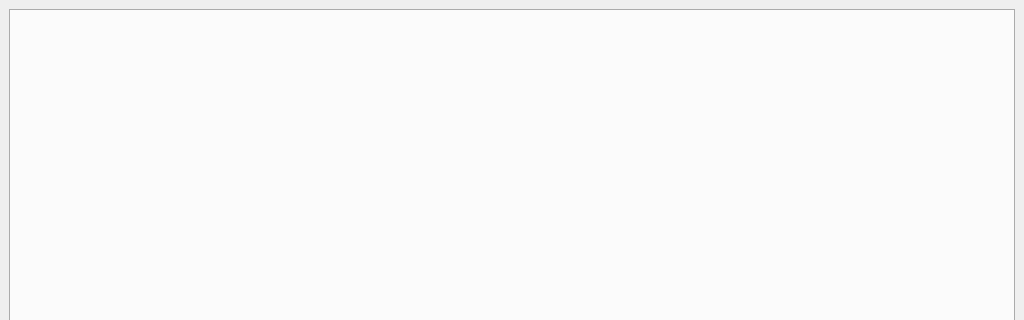
Above: src/gui/ui/main_window.ui from techandpeople/SoftEdIBO before the change; both pictures show x 0 to 1024 and y 0 to 320 of the 1024 by 768 pixel window. Below: the same form after it.
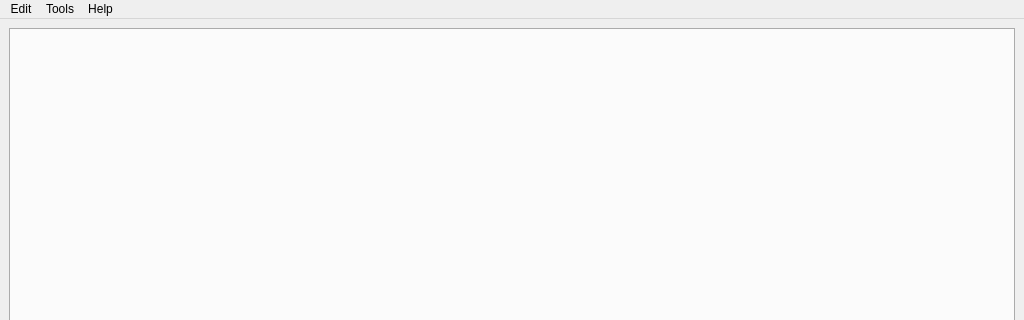
That is the form after the change.

Patch:
```diff
--- a/src/gui/ui/main_window.ui
+++ b/src/gui/ui/main_window.ui
@@ -16,6 +16,39 @@
     </item>
    </layout>
   </widget>
+  <widget class="QMenuBar" name="menubar">
+   <property name="geometry">
+    <rect><x>0</x><y>0</y><width>1024</width><height>22</height></rect>
+   </property>
+   <widget class="QMenu" name="menuEdit">
+    <property name="title"><string>Edit</string></property>
+    <addaction name="actionSettings"/>
+   </widget>
+   <widget class="QMenu" name="menuTools">
+    <property name="title"><string>Tools</string></property>
+    <addaction name="actionFlashFirmware"/>
+    <addaction name="actionCheckForUpdates"/>
+   </widget>
+   <widget class="QMenu" name="menuHelp">
+    <property name="title"><string>Help</string></property>
+    <addaction name="actionAbout"/>
+   </widget>
+   <addaction name="menuEdit"/>
+   <addaction name="menuTools"/>
+   <addaction name="menuHelp"/>
+  </widget>
+  <action name="actionSettings">
+   <property name="text"><string>Settings…</string></property>
+  </action>
+  <action name="actionFlashFirmware">
+   <property name="text"><string>Flash Firmware…</string></property>
+  </action>
+  <action name="actionCheckForUpdates">
+   <property name="text"><string>Check for Updates…</string></property>
+  </action>
+  <action name="actionAbout">
+   <property name="text"><string>About SoftEdIBO…</string></property>
+  </action>
  </widget>
  <resources/>
  <connections/>
```
